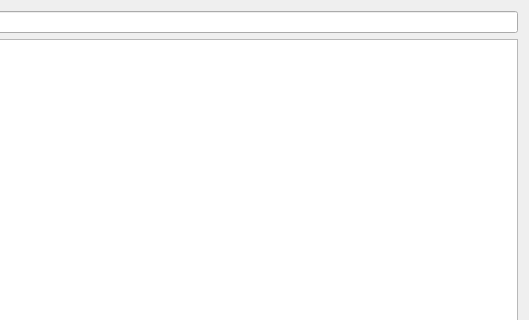
Old version of the form widget.ui in the repository dive155/Dive_Offline_Chat; both pictures show x 130 to 659 and y 0 to 320 of the 659 by 583 pixel window.
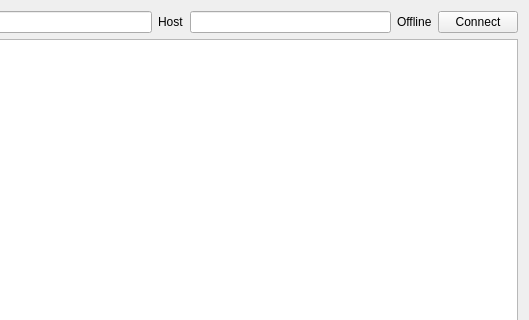
New version of the form.

The edit to the form file:
```diff
--- a/widget.ui
+++ b/widget.ui
@@ -26,6 +26,30 @@
      <item>
       <widget class="QLineEdit" name="nameField"/>
      </item>
+     <item>
+      <widget class="QLabel" name="label_2">
+       <property name="text">
+        <string>Host</string>
+       </property>
+      </widget>
+     </item>
+     <item>
+      <widget class="QLineEdit" name="hostEdit"/>
+     </item>
+     <item>
+      <widget class="QLabel" name="statusLabel">
+       <property name="text">
+        <string>Offline</string>
+       </property>
+      </widget>
+     </item>
+     <item>
+      <widget class="QPushButton" name="connectButton">
+       <property name="text">
+        <string>Connect</string>
+       </property>
+      </widget>
+     </item>
     </layout>
    </item>
    <item>
```
